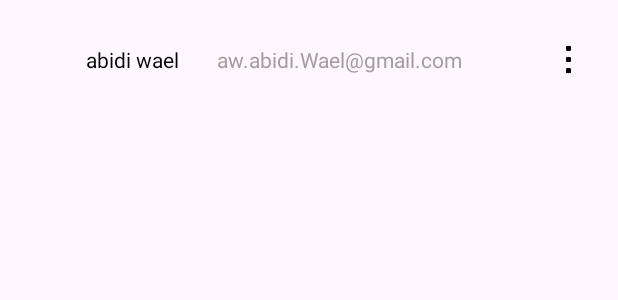
After one commit to abidiwael94/Note-App-Mobile, an Android app: the layout item_user.xml on its own in the app's theme, with its tools: preview values and no code run, on a phone screen of 412 x 824 dp. The commit adds this screen. Shown: the top 300 px of the screen. Run offline under Robolectric (Android 15) with nearby library versions, the phone set to English and light mode, and no system bars.

Commit message:
create user list with action menu (actions not working yet)

```diff
--- a/app/src/main/java/com/example/note_app_mobile/models/User.java
+++ b/app/src/main/java/com/example/note_app_mobile/models/User.java
@@ -1,6 +1,8 @@
 package com.example.note_app_mobile.models;
 
-public class User {
+import java.io.Serializable;
+
+public class User implements Serializable {
 
     private String id;
     private String name;
--- a/app/src/main/res/layout/activity_login.xml
+++ b/app/src/main/res/layout/activity_login.xml
@@ -1,6 +1,5 @@
 <?xml version="1.0" encoding="utf-8"?>
-<androidx.constraintlayout.widget.ConstraintLayout
-    xmlns:android="http://schemas.android.com/apk/res/android"
+<androidx.constraintlayout.widget.ConstraintLayout xmlns:android="http://schemas.android.com/apk/res/android"
     xmlns:app="http://schemas.android.com/apk/res-auto"
     xmlns:tools="http://schemas.android.com/tools"
     android:layout_width="match_parent"
--- a/app/src/main/res/layout/activity_register.xml
+++ b/app/src/main/res/layout/activity_register.xml
@@ -1,6 +1,5 @@
 <?xml version="1.0" encoding="utf-8"?>
-<androidx.constraintlayout.widget.ConstraintLayout
-    xmlns:android="http://schemas.android.com/apk/res/android"
+<androidx.constraintlayout.widget.ConstraintLayout xmlns:android="http://schemas.android.com/apk/res/android"
     xmlns:app="http://schemas.android.com/apk/res-auto"
     xmlns:tools="http://schemas.android.com/tools"
     android:layout_width="match_parent"
--- /dev/null
+++ b/app/src/main/res/layout/item_user.xml
@@ -0,0 +1,66 @@
+<?xml version="1.0" encoding="utf-8"?>
+<androidx.constraintlayout.widget.ConstraintLayout xmlns:android="http://schemas.android.com/apk/res/android"
+    xmlns:app="http://schemas.android.com/apk/res-auto"
+    xmlns:tools="http://schemas.android.com/tools"
+    android:layout_width="match_parent"
+    android:layout_height="60dp">
+
+    <ImageView
+        android:id="@+id/userIcon"
+        android:layout_width="25dp"
+        android:layout_height="25dp"
+        android:layout_marginStart="10dp"
+        android:layout_marginTop="27dp"
+        app:layout_constraintStart_toStartOf="parent"
+        app:layout_constraintTop_toTopOf="parent" />
+
+    <TextView
+        android:id="@+id/userName"
+        android:layout_width="75dp"
+        android:layout_height="wrap_content"
+        android:layout_marginStart="15dp"
+        android:layout_marginTop="30dp"
+        android:text="abidi wael"
+        android:textAlignment="center"
+        android:textColor="#020202"
+        app:layout_constraintStart_toEndOf="@+id/userIcon"
+        app:layout_constraintTop_toTopOf="parent" />
+
+    <TextView
+        android:id="@+id/userEmail"
+        android:layout_width="170dp"
+        android:layout_height="wrap_content"
+        android:layout_marginStart="15dp"
+        android:layout_marginTop="30dp"
+        android:text="aw.abidi.Wael@gmail.com"
+        android:textAlignment="center"
+        android:textColor="#A49D9D"
+        app:layout_constraintStart_toEndOf="@+id/userName"
+        app:layout_constraintTop_toTopOf="parent" />
+
+    <View
+        android:id="@+id/divider"
+        android:layout_width="409dp"
+        android:layout_height="1dp"
+        android:layout_marginStart="1dp"
+        android:layout_marginTop="7dp"
+        android:layout_marginEnd="1dp"
+        android:background="?android:attr/listDivider"
+        app:layout_constraintEnd_toEndOf="parent"
+        app:layout_constraintStart_toStartOf="parent"
+        app:layout_constraintTop_toBottomOf="@+id/userIcon" />
+
+    <ImageButton
+        android:id="@+id/actionButton"
+        android:layout_width="35dp"
+        android:layout_height="35dp"
+        android:layout_marginTop="22dp"
+        android:layout_marginEnd="15dp"
+        android:adjustViewBounds="true"
+        android:background="@null"
+        android:scaleType="centerInside"
+        app:layout_constraintEnd_toEndOf="parent"
+        app:layout_constraintTop_toTopOf="parent"
+        app:srcCompat="@drawable/action_icon" />
+
+</androidx.constraintlayout.widget.ConstraintLayout>
```
Also changed, not shown: app/src/main/java/com/example/note_app_mobile/activities/LoginActivity.java (+7 -6 lines), app/src/main/java/com/example/note_app_mobile/activities/UserActivity.java (+54 -0 lines), app/src/main/java/com/example/note_app_mobile/adapters/UserAdapter.java (added, +83 -0 lines), app/src/main/res/layout/activity_user.xml (+9 -10 lines), app/src/main/res/menu/user_item_menu.xml (added, +12 -0 lines), app/src/main/res/drawable/action_icon.png (added), app/src/main/res/drawable/user_icon.png (added).
